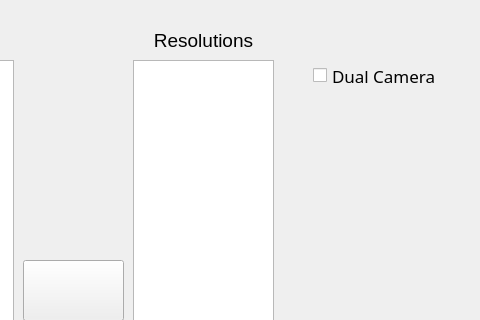
hwp9527/1302_focus, file MainWindow.ui: the form before one commit; both pictures show x 217 to 697 and y 0 to 320 of the 697 by 575 pixel window.
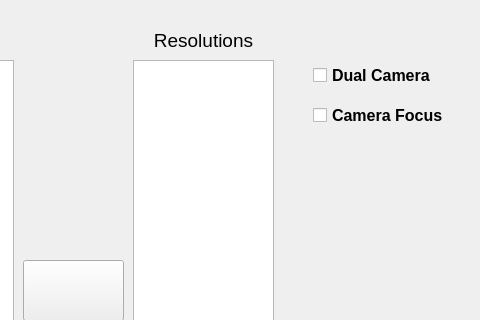
The form after the commit. Icons and pictures are not drawn.

Commit message: 1.Sovle bug that global value Resolution unchange when selected 2.Add checkbox_CamFocus compoment and response function

Diff of the .ui file:
```diff
--- a/MainWindow.ui
+++ b/MainWindow.ui
@@ -112,17 +112,17 @@
      <rect>
       <x>530</x>
       <y>60</y>
-      <width>131</width>
+      <width>161</width>
       <height>31</height>
      </rect>
     </property>
     <property name="font">
      <font>
-      <family>Adobe Arabic</family>
-      <pointsize>13</pointsize>
-      <weight>50</weight>
+      <family>System</family>
+      <pointsize>12</pointsize>
+      <weight>75</weight>
       <italic>false</italic>
-      <bold>false</bold>
+      <bold>true</bold>
       <underline>false</underline>
       <strikeout>false</strikeout>
      </font>
@@ -131,6 +131,27 @@
      <string>Dual Camera</string>
     </property>
    </widget>
+   <widget class="QCheckBox" name="checkBox_CamFocus">
+    <property name="geometry">
+     <rect>
+      <x>530</x>
+      <y>100</y>
+      <width>161</width>
+      <height>31</height>
+     </rect>
+    </property>
+    <property name="font">
+     <font>
+      <family>System</family>
+      <pointsize>12</pointsize>
+      <weight>75</weight>
+      <bold>true</bold>
+     </font>
+    </property>
+    <property name="text">
+     <string>Camera Focus</string>
+    </property>
+   </widget>
   </widget>
   <widget class="QMenuBar" name="menubar">
    <property name="geometry">
```
The commit also changes 2 other files.
